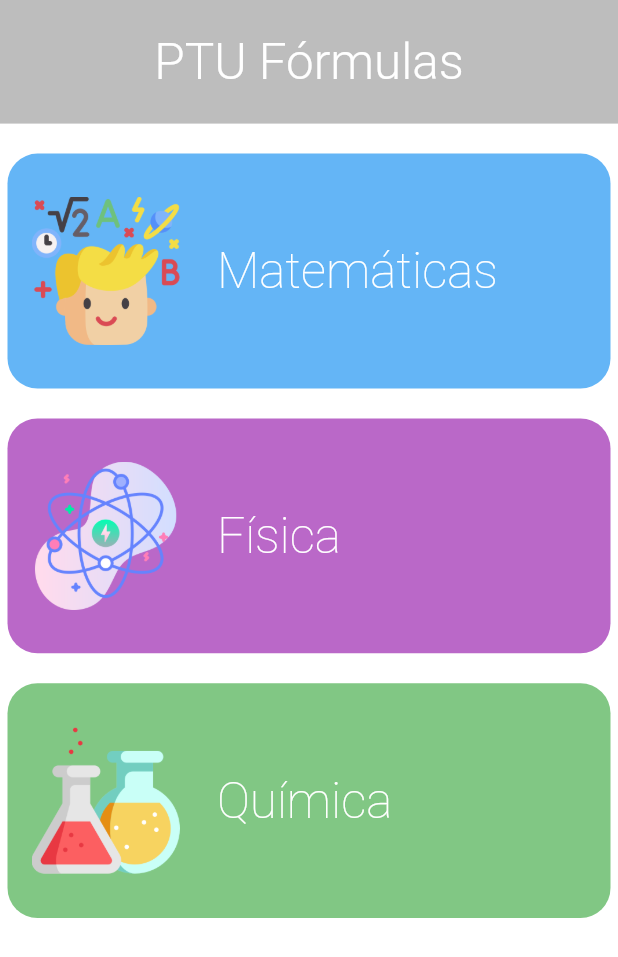
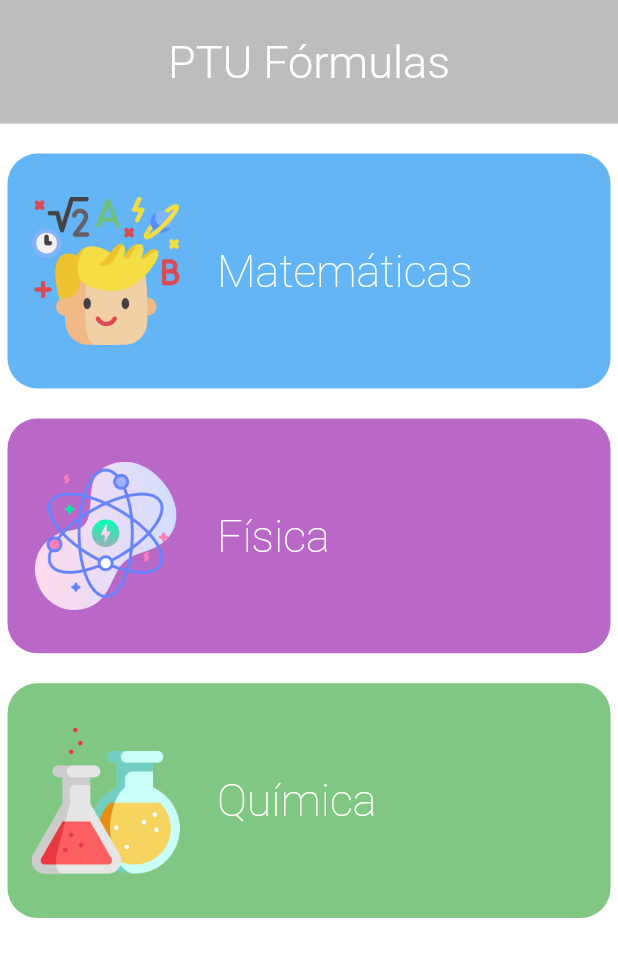
Before and after one commit to JordiDeSanta/PTUFormulas, a Flutter app: the screen it shows after launch, on a phone screen of 412 x 824 dp. Shown: the top 957 px of the screen. Run offline on Flutter 3.47's test engine with Material 2 defaults, Android fonts, the phone set to English and light mode, and no system bars; drawn by our look-alikes of google_mobile_ads; network calls fail.

Commit message:
Fonts Aspect Ratio

```diff
--- a/lib/src/themes/text_theme.dart
+++ b/lib/src/themes/text_theme.dart
@@ -1,45 +1,46 @@
 import 'package:flutter/material.dart';
 
 class TextStyles {
-  double getWidth(BuildContext c) {
-    double width = MediaQuery.of(c).size.width;
+  double getSize(BuildContext c) {
+    double size = MediaQuery.of(c).size.aspectRatio;
 
-    return width;
+    return size;
   }
 
   TextStyle getTitle(BuildContext c) {
     final TextStyle title =
-        TextStyle(fontSize: getWidth(c) * 0.08, fontWeight: FontWeight.w300);
+        TextStyle(fontSize: getSize(c) * 60, fontWeight: FontWeight.w300);
 
     return title;
   }
 
   TextStyle getCourse(BuildContext c) {
     final TextStyle course =
-        TextStyle(fontSize: getWidth(c) * 0.08, fontWeight: FontWeight.w100);
+        TextStyle(fontSize: getSize(c) * 60, fontWeight: FontWeight.w100);
 
     return course;
   }
 
   TextStyle getET(BuildContext c) {
     final TextStyle expansionTile =
-        TextStyle(fontSize: getWidth(c) * 0.06, fontWeight: FontWeight.w200);
+        TextStyle(fontSize: getSize(c) * 40, fontWeight: FontWeight.w200);
 
     return expansionTile;
   }
 
   TextStyle getTriangle(BuildContext c) {
     final TextStyle triangle = TextStyle(
-        fontSize: getWidth(c) * 0.075,
-        color: Colors.white,
-        fontWeight: FontWeight.w200);
+      fontSize: getSize(c) * 50,
+      color: Colors.white,
+      fontWeight: FontWeight.w200,
+    );
 
     return triangle;
   }
 
   TextStyle getResult(BuildContext c) {
     final TextStyle result =
-        TextStyle(fontSize: getWidth(c) * 0.04, fontWeight: FontWeight.w300);
+        TextStyle(fontSize: getSize(c) * 30, fontWeight: FontWeight.w300);
 
     return result;
   }
```
Also changed, not shown: lib/src/pages/formula_page.dart (+4 -5 lines), 1 other file.
